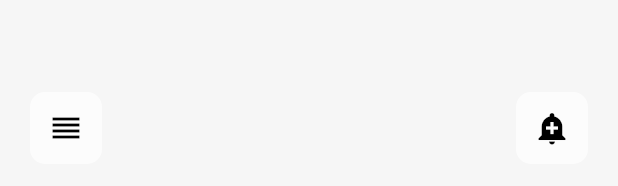
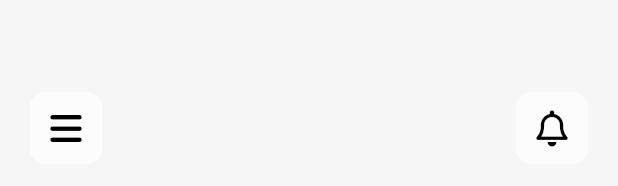
Before and after one commit to favioamarillapy/flutter_delivery, a Flutter app: the CustomAppBar widget shown alone on an empty page, opened directly, on a phone screen of 412 x 824 dp. Shown: the part 490-676 px from the top of the screen. Run offline on Flutter 3.47's test engine with Material 2 defaults, Android fonts, the phone set to English and light mode, and no system bars; our stand-ins replace animated_bottom_navigation_bar, auto_size_text, font_awesome_flutter; missing offline and left inert: circular_reveal_animation; network calls fail; Roboto replaces fonts that are missing (Arial).

Commit message:
Update home_app_bar.dart

```diff
--- a/lib/widgets/home_app_bar.dart
+++ b/lib/widgets/home_app_bar.dart
@@ -1,5 +1,6 @@
 import 'package:flutter/material.dart';
 import 'package:flutter_delivery/widgets/widgets.dart';
+import 'package:font_awesome_flutter/font_awesome_flutter.dart';
 
 class CustomAppBar extends StatelessWidget {
   const CustomAppBar({super.key});
@@ -13,7 +14,7 @@ class CustomAppBar extends StatelessWidget {
         mainAxisAlignment: MainAxisAlignment.spaceBetween,
         children: [
           CustomIconButton(
-            icon: Icons.reorder,
+            icon: FontAwesomeIcons.bars,
             color: Colors.white70,
             onPressed: () {},
           ),
@@ -44,7 +45,7 @@ class CustomAppBar extends StatelessWidget {
             ],
           ),
           CustomIconButton(
-            icon: Icons.add_alert,
+            icon: FontAwesomeIcons.bell,
             color: Colors.white70,
             onPressed: () {},
           ),
```
